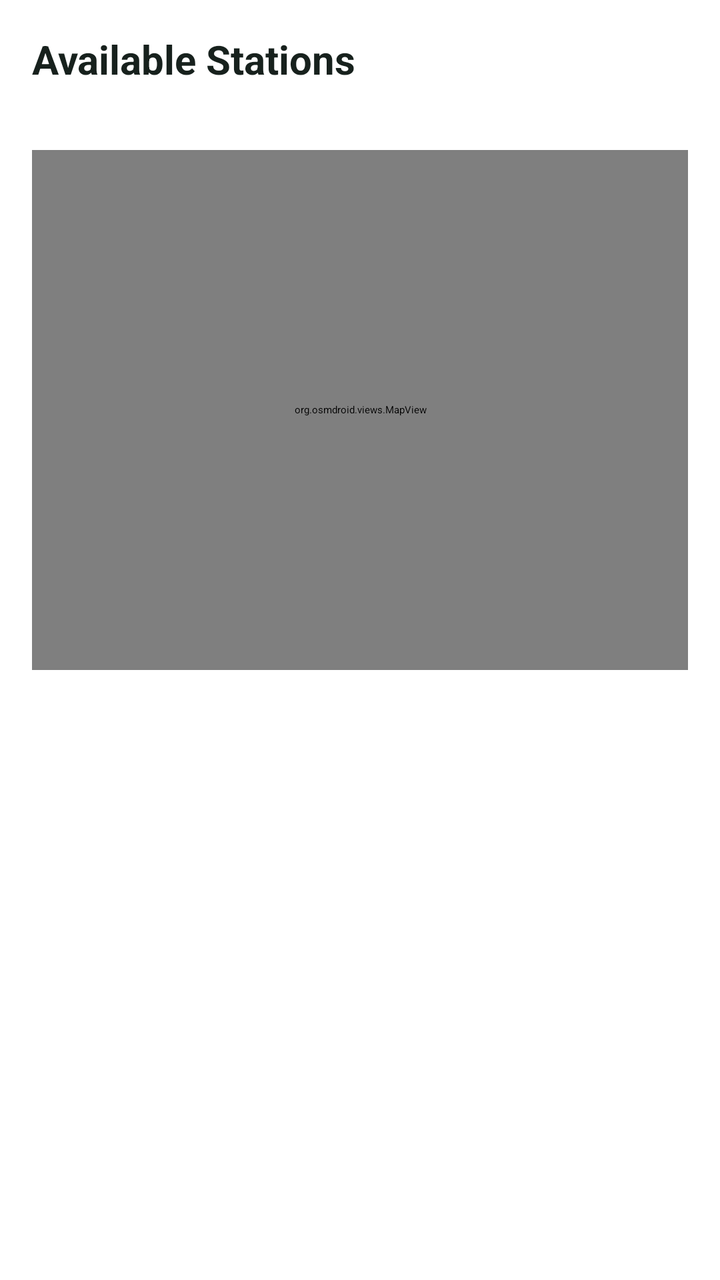
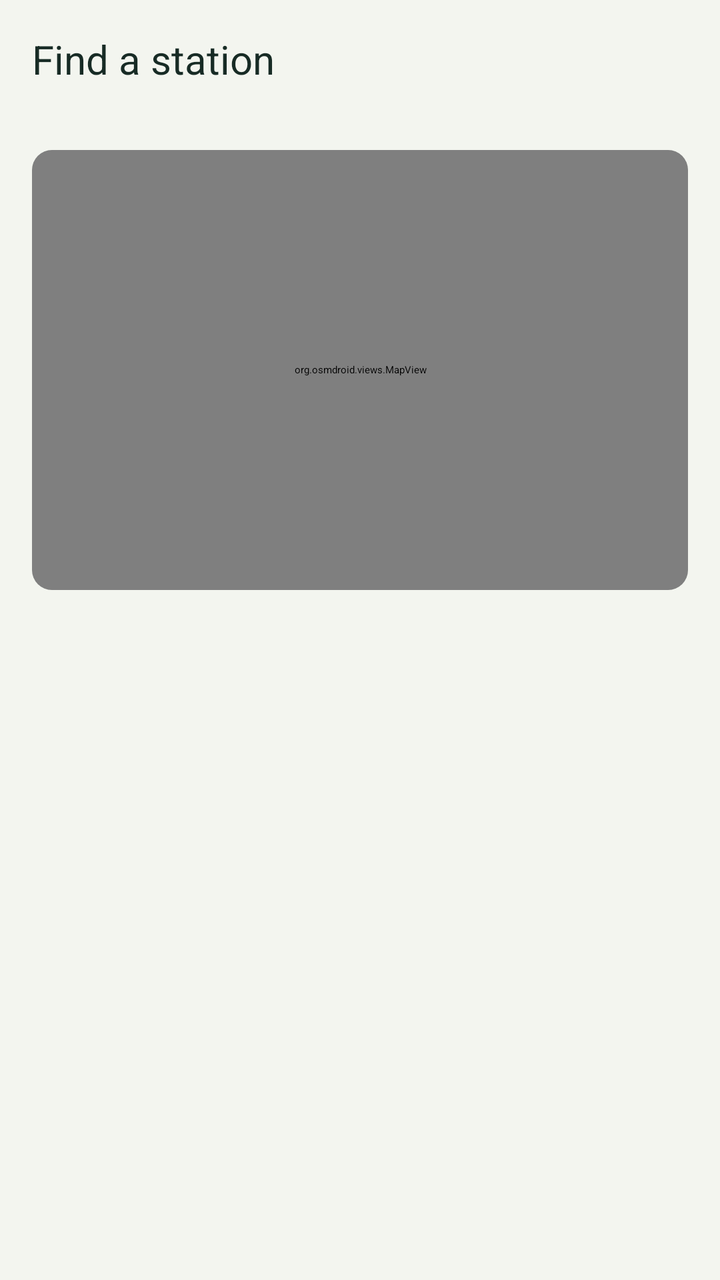

Before-and-after screenshots of an Android layout around one commit, followed by the original layout XML and the change that was made.
<!-- AndroidManifest.xml: application theme Theme.SmartSolarMicrogrid.Starting -->
<!-- res/layout/fragment_stations.xml -->
<?xml version="1.0" encoding="utf-8"?>
<LinearLayout xmlns:android="http://schemas.android.com/apk/res/android"
    android:layout_width="match_parent"
    android:layout_height="match_parent"
    android:orientation="vertical">

    <TextView
        android:id="@+id/stations_title"
        android:layout_width="match_parent"
        android:layout_height="wrap_content"
        android:padding="16dp"
        android:text="Available Stations"
        android:textColor="@color/text_primary"
        android:textSize="20sp"
        android:textStyle="bold" />

    <LinearLayout
        android:layout_width="match_parent"
        android:layout_height="wrap_content"
        android:gravity="center_vertical"
        android:orientation="horizontal"
        android:paddingHorizontal="16dp"
        android:paddingVertical="8dp">

        <TextView
            android:id="@+id/station_location_notice"
            android:layout_width="0dp"
            android:layout_height="wrap_content"
            android:layout_weight="1"
            android:textColor="@color/text_primary"
            android:visibility="gone" />

        <com.google.android.material.button.MaterialButton
            android:id="@+id/station_location_action"
            style="@style/Widget.Material3.Button.TextButton"
            android:layout_width="wrap_content"
            android:layout_height="wrap_content"
            android:visibility="gone" />
    </LinearLayout>

    <TextView
        android:id="@+id/station_cache_notice"
        android:layout_width="match_parent"
        android:layout_height="wrap_content"
        android:paddingHorizontal="16dp"
        android:paddingBottom="8dp"
        android:textColor="@color/text_primary"
        android:visibility="gone" />

    <FrameLayout
        android:id="@+id/station_map_container"
        android:layout_width="match_parent"
        android:layout_height="260dp"
        android:layout_marginHorizontal="16dp"
        android:layout_marginBottom="8dp">

        <org.osmdroid.views.MapView
            android:id="@+id/station_map_view"
            android:layout_width="match_parent"
            android:layout_height="match_parent" />
    </FrameLayout>

    <FrameLayout
        android:layout_width="match_parent"
        android:layout_height="0dp"
        android:layout_weight="1">

        <androidx.recyclerview.widget.RecyclerView
            android:id="@+id/stations_recycler_view"
            android:layout_width="match_parent"
            android:layout_height="match_parent"
            android:clipToPadding="false"
            android:padding="8dp" />

        <ProgressBar
            android:id="@+id/progress_bar"
            android:layout_width="wrap_content"
            android:layout_height="wrap_content"
            android:layout_gravity="center"
            android:visibility="gone" />

        <LinearLayout
            android:id="@+id/error_container"
            android:layout_width="wrap_content"
            android:layout_height="wrap_content"
            android:layout_gravity="center"
            android:gravity="center"
            android:orientation="vertical"
            android:visibility="gone">

            <TextView
                android:id="@+id/error_message"
                android:layout_width="wrap_content"
                android:layout_height="wrap_content"
                android:layout_marginBottom="16dp"
                android:textColor="@android:color/holo_red_dark" />

            <com.google.android.material.button.MaterialButton
                android:id="@+id/retry_button"
                android:layout_width="wrap_content"
                android:layout_height="wrap_content"
                android:text="Retry" />
        </LinearLayout>

        <TextView
            android:id="@+id/empty_state_text"
            android:layout_width="wrap_content"
            android:layout_height="wrap_content"
            android:layout_gravity="center"
            android:text="No active stations found."
            android:visibility="gone" />
    </FrameLayout>
</LinearLayout>
<!-- resources referenced by this layout -->
<resources>
  <color name="text_primary">#17211D</color>
  <color name="surface_light">#F9FBF9</color>
  <style name="Base.Theme.SmartSolarMicrogrid" parent="Theme.Material3.DayNight.NoActionBar">
          <item name="colorPrimary">@color/solar_green</item>
          <item name="colorPrimaryDark">@color/solar_green_dark</item>
          <item name="colorAccent">@color/solar_accent</item>
          <item name="android:colorBackground">@color/surface_light</item>
          <item name="android:fontFamily">sans</item>
          <item name="android:statusBarColor">@color/solar_green_dark</item>
          <item name="android:navigationBarColor">@color/surface_light</item>
      </style>
  <color name="solar_green">#1B5E20</color>
  <color name="solar_green_dark">#0D3B13</color>
  <color name="solar_accent">#F5B700</color>
  <!-- unchanged entries left out for length: 3 -->
</resources>

<!-- the commit's change to res/layout/fragment_stations.xml (unified diff, before → after) -->
@@ -2,6 +2,7 @@
 <LinearLayout xmlns:android="http://schemas.android.com/apk/res/android"
     android:layout_width="match_parent"
     android:layout_height="match_parent"
+    android:background="@color/surface_light"
     android:orientation="vertical">
 
     <TextView
@@ -9,10 +10,9 @@
         android:layout_width="match_parent"
         android:layout_height="wrap_content"
         android:padding="16dp"
-        android:text="Available Stations"
+        android:text="Find a station"
         android:textColor="@color/text_primary"
-        android:textSize="20sp"
-        android:textStyle="bold" />
+        android:textAppearance="@style/TextAppearance.Solar.SectionTitle" />
 
     <LinearLayout
         android:layout_width="match_parent"
@@ -32,7 +32,7 @@
 
         <com.google.android.material.button.MaterialButton
             android:id="@+id/station_location_action"
-            style="@style/Widget.Material3.Button.TextButton"
+            style="@style/Widget.Solar.Button.Text"
             android:layout_width="wrap_content"
             android:layout_height="wrap_content"
             android:visibility="gone" />
@@ -50,14 +50,22 @@
     <FrameLayout
         android:id="@+id/station_map_container"
         android:layout_width="match_parent"
-        android:layout_height="260dp"
+        android:layout_height="@dimen/station_map_height"
         android:layout_marginHorizontal="16dp"
-        android:layout_marginBottom="8dp">
+        android:layout_marginBottom="8dp"
+        android:background="@drawable/bg_solar_notice"
+        android:clipToOutline="true">
 
         <org.osmdroid.views.MapView
             android:id="@+id/station_map_view"
             android:layout_width="match_parent"
             android:layout_height="match_parent" />
+        <TextView android:id="@+id/station_map_loading"
+            android:layout_width="match_parent" android:layout_height="match_parent"
+            android:background="@color/solar_surface_muted"
+            android:gravity="center" android:text="Loading stations…"
+            android:textAppearance="@style/TextAppearance.Solar.Supporting"
+            android:visibility="gone" />
     </FrameLayout>
 
     <FrameLayout
@@ -70,14 +78,11 @@
             android:layout_width="match_parent"
             android:layout_height="match_parent"
             android:clipToPadding="false"
-            android:padding="8dp" />
+            android:paddingVertical="@dimen/space_2" />
 
-        <ProgressBar
-            android:id="@+id/progress_bar"
-            android:layout_width="wrap_content"
-            android:layout_height="wrap_content"
-            android:layout_gravity="center"
-            android:visibility="gone" />
+        <include layout="@layout/include_solar_loading_list"
+            android:layout_width="match_parent" android:layout_height="wrap_content"
+            android:layout_gravity="top" android:visibility="gone" />
 
         <LinearLayout
             android:id="@+id/error_container"
@@ -89,11 +94,11 @@
             android:visibility="gone">
 
             <TextView
-                android:id="@+id/error_message"
+                android:id="@+id/error_message" android:accessibilityLiveRegion="polite"
                 android:layout_width="wrap_content"
                 android:layout_height="wrap_content"
                 android:layout_marginBottom="16dp"
-                android:textColor="@android:color/holo_red_dark" />
+                android:textColor="@color/status_error" />
 
             <com.google.android.material.button.MaterialButton
                 android:id="@+id/retry_button"
@@ -104,10 +109,28 @@
 
         <TextView
             android:id="@+id/empty_state_text"
+            android:drawableTop="@drawable/ic_solar_station"
+            android:drawableTint="@color/text_secondary"
+            android:drawablePadding="@dimen/space_3"
             android:layout_width="wrap_content"
             android:layout_height="wrap_content"
             android:layout_gravity="center"
-            android:text="No active stations found."
+            android:text="No active stations are available. Try again when your connection or location changes."
+            android:gravity="center"
+            android:padding="@dimen/space_6"
             android:visibility="gone" />
     </FrameLayout>
 </LinearLayout>
+<!-- res/layout/include_solar_loading_list.xml (included above) -->
+<?xml version="1.0" encoding="utf-8"?>
+<LinearLayout xmlns:android="http://schemas.android.com/apk/res/android"
+    android:id="@+id/progress_bar" android:layout_width="match_parent"
+    android:layout_height="wrap_content" android:orientation="vertical"
+    android:paddingHorizontal="@dimen/space_4" android:paddingVertical="@dimen/space_3"
+    android:contentDescription="Loading items">
+    <View android:layout_width="match_parent" android:layout_height="84dp"
+        android:background="@drawable/bg_solar_skeleton" />
+    <View android:layout_width="match_parent" android:layout_height="84dp"
+        android:layout_marginTop="@dimen/space_3"
+        android:background="@drawable/bg_solar_skeleton" />
+</LinearLayout>
<!-- resource entries referenced after the edit -->
@@ -1,19 +1,93 @@
 <!-- resources referenced by this layout -->
 <resources>
-  <color name="text_primary">#17211D</color>
-  <color name="surface_light">#F9FBF9</color>
+  <color name="solar_surface_muted">#EAF0E6</color>
+  <color name="status_error">#A62F38</color>
+  <color name="text_primary">#172B25</color>
+  <color name="text_secondary">#526557</color>
+  <dimen name="space_2">8dp</dimen>
+  <dimen name="space_3">12dp</dimen>
+  <dimen name="space_4">16dp</dimen>
+  <dimen name="space_6">24dp</dimen>
+  <dimen name="station_map_height">220dp</dimen>
+  <!-- drawable bg_solar_notice (drawable) -->
+  <?xml version="1.0" encoding="utf-8"?>
+  <shape xmlns:android="http://schemas.android.com/apk/res/android">
+      <solid android:color="@color/solar_surface_muted" />
+      <corners android:radius="@dimen/radius_control" />
+      <stroke android:width="1dp" android:color="@color/solar_border" />
+  </shape>
+  <!-- drawable bg_solar_skeleton (drawable) -->
+  <?xml version="1.0" encoding="utf-8"?>
+  <shape xmlns:android="http://schemas.android.com/apk/res/android">
+      <solid android:color="@color/solar_surface_muted" />
+      <corners android:radius="@dimen/radius_card" />
+  </shape>
+  <!-- drawable ic_solar_station (drawable) -->
+  <vector xmlns:android="http://schemas.android.com/apk/res/android" android:width="24dp" android:height="24dp" android:viewportWidth="24" android:viewportHeight="24">
+      <path android:fillColor="@android:color/transparent" android:strokeColor="@android:color/white" android:strokeWidth="1.8" android:strokeLineCap="round" android:strokeLineJoin="round" android:pathData="M12,21 C12,21 5,13.8 5,9.5 C5,5.6 8.1,3 12,3 C15.9,3 19,5.6 19,9.5 C19,13.8 12,21 12,21 Z M12,7 C10.6,7 9.5,8.1 9.5,9.5 C9.5,10.9 10.6,12 12,12 C13.4,12 14.5,10.9 14.5,9.5 C14.5,8.1 13.4,7 12,7 Z" />
+  </vector>
+  <style name="TextAppearance.Solar.SectionTitle" parent="TextAppearance.Material3.TitleLarge">
+          <item name="android:textColor">@color/text_primary</item><item name="android:textSize">20sp</item>
+      </style>
+  <style name="TextAppearance.Solar.Supporting" parent="TextAppearance.Material3.BodyMedium">
+          <item name="android:textColor">@color/text_secondary</item><item name="android:textSize">14sp</item>
+      </style>
+  <style name="Widget.Solar.Button.Text" parent="Widget.Material3.Button.TextButton">
+          <item name="android:minHeight">@dimen/touch_target</item>
+          <item name="android:textColor">@color/text_primary</item>
+          <item name="android:textAllCaps">false</item>
+      </style>
+  <dimen name="radius_control">10dp</dimen>
+  <color name="solar_border">#DCE3D9</color>
+  <dimen name="radius_card">16dp</dimen>
+  <dimen name="touch_target">48dp</dimen>
+  <color name="surface_light">#F3F5EF</color>
   <style name="Base.Theme.SmartSolarMicrogrid" parent="Theme.Material3.DayNight.NoActionBar">
           <item name="colorPrimary">@color/solar_green</item>
-          <item name="colorPrimaryDark">@color/solar_green_dark</item>
-          <item name="colorAccent">@color/solar_accent</item>
+          <item name="colorOnPrimary">@color/solar_on_brand</item>
+          <item name="colorSecondary">@color/solar_accent</item>
+          <item name="colorOnSecondary">@color/solar_on_accent</item>
+          <item name="colorSurface">@color/solar_surface</item>
+          <item name="colorOnSurface">@color/text_primary</item>
+          <item name="colorSurfaceVariant">@color/solar_surface_muted</item>
+          <item name="colorOnSurfaceVariant">@color/text_secondary</item>
+          <item name="colorOutline">@color/solar_border</item>
+          <item name="colorError">@color/status_error</item>
           <item name="android:colorBackground">@color/surface_light</item>
           <item name="android:fontFamily">sans</item>
           <item name="android:statusBarColor">@color/solar_green_dark</item>
           <item name="android:navigationBarColor">@color/surface_light</item>
+          <item name="materialButtonStyle">@style/Widget.Solar.Button.Primary</item>
+          <item name="textInputStyle">@style/Widget.Solar.Input</item>
+          <item name="materialCardViewStyle">@style/Widget.Solar.Card</item>
       </style>
-  <color name="solar_green">#1B5E20</color>
-  <color name="solar_green_dark">#0D3B13</color>
-  <color name="solar_accent">#F5B700</color>
+  <color name="solar_green">#112019</color>
+  <color name="solar_on_brand">#EDF3E8</color>
+  <color name="solar_green_dark">#0C1915</color>
+  <style name="Widget.Solar.Button.Primary" parent="Widget.Material3.Button">
+          <item name="android:minHeight">@dimen/primary_action_height</item>
+          <item name="cornerRadius">@dimen/radius_control</item>
+          <item name="backgroundTint">@color/solar_button_fill</item>
+          <item name="android:textColor">@color/solar_button_text</item>
+          <item name="android:textAllCaps">false</item>
+      </style>
+  <style name="Widget.Solar.Input" parent="Widget.Material3.TextInputLayout.OutlinedBox">
+          <item name="boxStrokeColor">@color/solar_input_stroke</item>
+          <item name="boxCornerRadiusTopStart">@dimen/radius_control</item>
+          <item name="boxCornerRadiusTopEnd">@dimen/radius_control</item>
+          <item name="boxCornerRadiusBottomStart">@dimen/radius_control</item>
+          <item name="boxCornerRadiusBottomEnd">@dimen/radius_control</item>
+      </style>
+  <style name="Widget.Solar.Card" parent="Widget.Material3.CardView.Filled">
+          <item name="cardBackgroundColor">@color/solar_surface</item>
+          <item name="cardCornerRadius">@dimen/radius_card</item>
+          <item name="strokeColor">@color/solar_border</item><item name="strokeWidth">1dp</item>
+          <item name="cardElevation">0dp</item>
+      </style>
+  <dimen name="primary_action_height">52dp</dimen>
+  <color name="solar_accent">#B1F688</color>
+  <color name="solar_on_accent">#19331F</color>
+  <color name="solar_surface">#FFFFFF</color>
   <!-- unchanged entries left out for length: 3 -->
 </resources>
 
